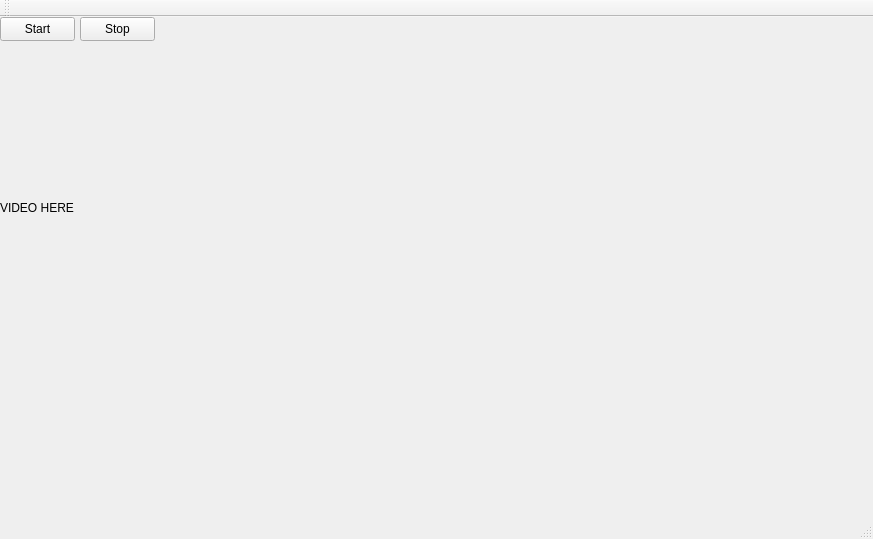
First picture: the form in ffmpeg streamer/ffmpegstreamer.ui, repository MacHertZ233/FFmpeg-streamer, before the edit.
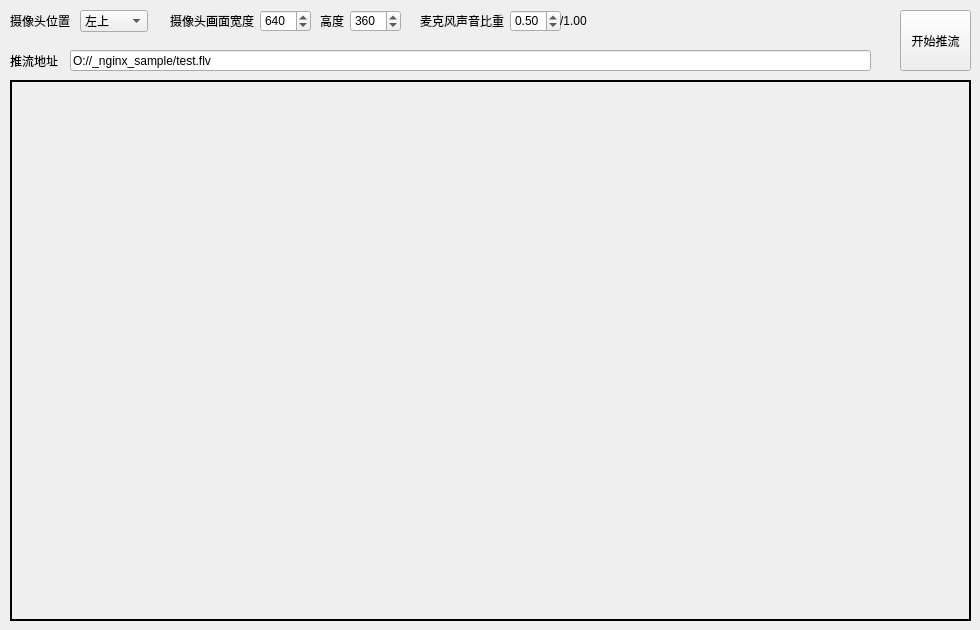
Second picture: the form after the edit.

Patch:
```diff
--- a/ffmpeg streamer/ffmpegstreamer.ui
+++ b/ffmpeg streamer/ffmpegstreamer.ui
@@ -6,75 +6,257 @@
    <rect>
     <x>0</x>
     <y>0</y>
-    <width>873</width>
-    <height>539</height>
+    <width>980</width>
+    <height>630</height>
    </rect>
   </property>
+  <property name="sizePolicy">
+   <sizepolicy hsizetype="Fixed" vsizetype="Fixed">
+    <horstretch>0</horstretch>
+    <verstretch>0</verstretch>
+   </sizepolicy>
+  </property>
+  <property name="minimumSize">
+   <size>
+    <width>980</width>
+    <height>630</height>
+   </size>
+  </property>
+  <property name="maximumSize">
+   <size>
+    <width>980</width>
+    <height>630</height>
+   </size>
+  </property>
   <property name="windowTitle">
    <string>ffmpegstreamer</string>
   </property>
   <widget class="QWidget" name="centralWidget">
-   <widget class="QPushButton" name="pb_start">
-    <property name="geometry">
-     <rect>
-      <x>0</x>
-      <y>0</y>
-      <width>75</width>
-      <height>24</height>
-     </rect>
-    </property>
-    <property name="text">
-     <string>Start</string>
-    </property>
-   </widget>
    <widget class="QLabel" name="label">
     <property name="geometry">
      <rect>
-      <x>0</x>
-      <y>30</y>
-      <width>461</width>
-      <height>321</height>
+      <x>10</x>
+      <y>80</y>
+      <width>961</width>
+      <height>541</height>
      </rect>
     </property>
+    <property name="frameShape">
+     <enum>QFrame::WinPanel</enum>
+    </property>
+    <property name="frameShadow">
+     <enum>QFrame::Plain</enum>
+    </property>
+    <property name="lineWidth">
+     <number>1</number>
+    </property>
     <property name="text">
-     <string>VIDEO HERE</string>
+     <string/>
     </property>
+    <property name="alignment">
+     <set>Qt::AlignLeading|Qt::AlignLeft|Qt::AlignTop</set>
+    </property>
    </widget>
-   <widget class="QPushButton" name="pb_stop">
+   <widget class="QLabel" name="label_2">
+    <property name="geometry">
+     <rect>
+      <x>10</x>
+      <y>10</y>
+      <width>61</width>
+      <height>21</height>
+     </rect>
+    </property>
+    <property name="text">
+     <string>摄像头位置</string>
+    </property>
+   </widget>
+   <widget class="QComboBox" name="comboBoxLocation">
     <property name="geometry">
      <rect>
       <x>80</x>
-      <y>0</y>
-      <width>75</width>
-      <height>24</height>
+      <y>10</y>
+      <width>68</width>
+      <height>22</height>
      </rect>
     </property>
+    <item>
+     <property name="text">
+      <string>左上</string>
+     </property>
+    </item>
+    <item>
+     <property name="text">
+      <string>左下</string>
+     </property>
+    </item>
+    <item>
+     <property name="text">
+      <string>右上</string>
+     </property>
+    </item>
+    <item>
+     <property name="text">
+      <string>右下</string>
+     </property>
+    </item>
+   </widget>
+   <widget class="QLabel" name="label_3">
+    <property name="geometry">
+     <rect>
+      <x>170</x>
+      <y>10</y>
+      <width>91</width>
+      <height>21</height>
+     </rect>
+    </property>
     <property name="text">
-     <string>Stop</string>
+     <string>摄像头画面宽度</string>
     </property>
    </widget>
-  </widget>
-  <widget class="QStatusBar" name="statusBar"/>
-  <widget class="QToolBar" name="mainToolBar">
-   <property name="movable">
-    <bool>true</bool>
-   </property>
-   <attribute name="toolBarArea">
-    <enum>TopToolBarArea</enum>
-   </attribute>
-   <attribute name="toolBarBreak">
-    <bool>false</bool>
-   </attribute>
-  </widget>
-  <widget class="QMenuBar" name="menuBar">
-   <property name="geometry">
-    <rect>
-     <x>0</x>
-     <y>0</y>
-     <width>873</width>
-     <height>22</height>
-    </rect>
-   </property>
+   <widget class="QSpinBox" name="spinBoxWidth">
+    <property name="geometry">
+     <rect>
+      <x>260</x>
+      <y>10</y>
+      <width>51</width>
+      <height>22</height>
+     </rect>
+    </property>
+    <property name="minimum">
+     <number>80</number>
+    </property>
+    <property name="maximum">
+     <number>1920</number>
+    </property>
+    <property name="value">
+     <number>640</number>
+    </property>
+   </widget>
+   <widget class="QSpinBox" name="spinBoxHeight">
+    <property name="enabled">
+     <bool>true</bool>
+    </property>
+    <property name="geometry">
+     <rect>
+      <x>350</x>
+      <y>10</y>
+      <width>51</width>
+      <height>22</height>
+     </rect>
+    </property>
+    <property name="minimum">
+     <number>45</number>
+    </property>
+    <property name="maximum">
+     <number>1080</number>
+    </property>
+    <property name="value">
+     <number>360</number>
+    </property>
+   </widget>
+   <widget class="QLabel" name="label_4">
+    <property name="geometry">
+     <rect>
+      <x>320</x>
+      <y>10</y>
+      <width>31</width>
+      <height>21</height>
+     </rect>
+    </property>
+    <property name="text">
+     <string>高度</string>
+    </property>
+   </widget>
+   <widget class="QLineEdit" name="lineEditAddress">
+    <property name="geometry">
+     <rect>
+      <x>70</x>
+      <y>50</y>
+      <width>801</width>
+      <height>21</height>
+     </rect>
+    </property>
+    <property name="text">
+     <string>O://_nginx_sample/test.flv</string>
+    </property>
+   </widget>
+   <widget class="QLabel" name="label_5">
+    <property name="geometry">
+     <rect>
+      <x>10</x>
+      <y>50</y>
+      <width>51</width>
+      <height>21</height>
+     </rect>
+    </property>
+    <property name="text">
+     <string>推流地址</string>
+    </property>
+   </widget>
+   <widget class="QDoubleSpinBox" name="doubleSpinBoxWeight">
+    <property name="enabled">
+     <bool>true</bool>
+    </property>
+    <property name="geometry">
+     <rect>
+      <x>510</x>
+      <y>10</y>
+      <width>51</width>
+      <height>22</height>
+     </rect>
+    </property>
+    <property name="decimals">
+     <number>2</number>
+    </property>
+    <property name="maximum">
+     <double>1.000000000000000</double>
+    </property>
+    <property name="singleStep">
+     <double>0.010000000000000</double>
+    </property>
+    <property name="value">
+     <double>0.500000000000000</double>
+    </property>
+   </widget>
+   <widget class="QLabel" name="label_6">
+    <property name="geometry">
+     <rect>
+      <x>420</x>
+      <y>10</y>
+      <width>91</width>
+      <height>21</height>
+     </rect>
+    </property>
+    <property name="text">
+     <string>麦克风声音比重</string>
+    </property>
+   </widget>
+   <widget class="QLabel" name="label_7">
+    <property name="geometry">
+     <rect>
+      <x>560</x>
+      <y>10</y>
+      <width>31</width>
+      <height>21</height>
+     </rect>
+    </property>
+    <property name="text">
+     <string>/1.00</string>
+    </property>
+   </widget>
+   <widget class="QPushButton" name="pushButtonStart">
+    <property name="geometry">
+     <rect>
+      <x>900</x>
+      <y>10</y>
+      <width>71</width>
+      <height>61</height>
+     </rect>
+    </property>
+    <property name="text">
+     <string>开始推流</string>
+    </property>
+   </widget>
   </widget>
  </widget>
  <layoutdefault spacing="6" margin="11"/>
```
